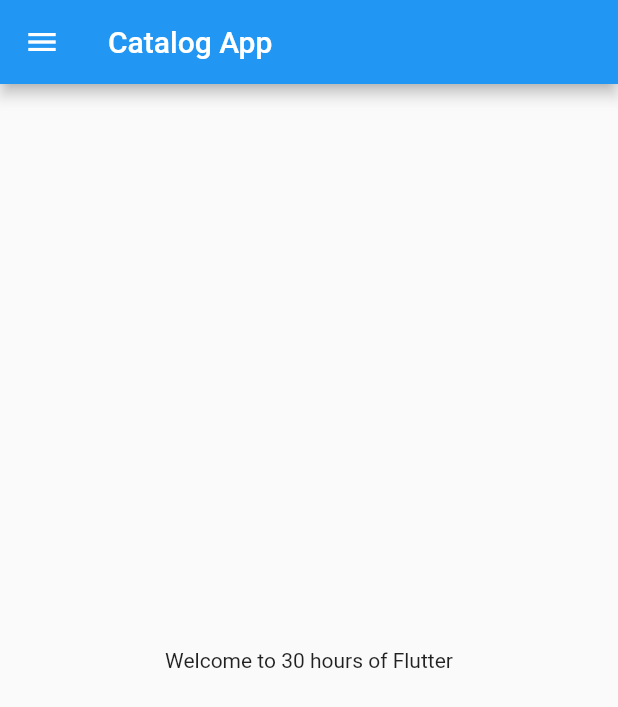
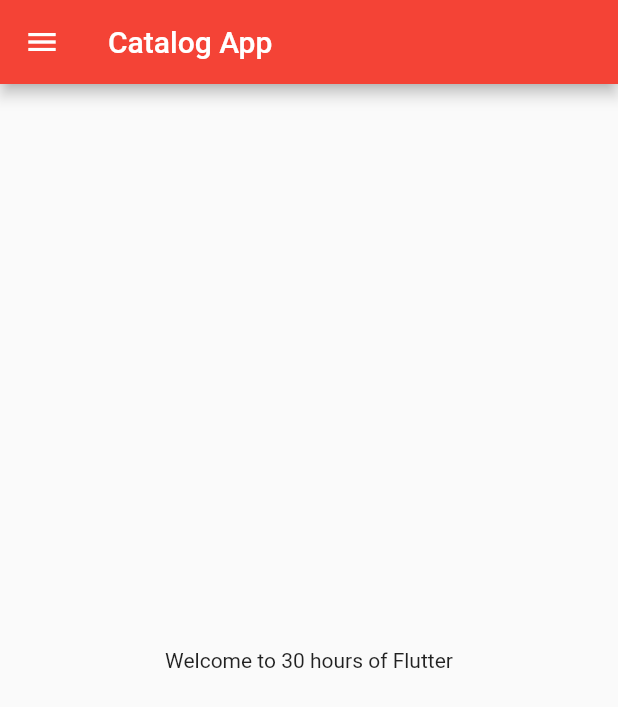
Before and after one commit to ShivomGoel/30DaysOfFlutter, a Flutter app: the screen it shows after launch, on a phone screen of 412 x 824 dp. Shown: the top 707 px of the screen. Run offline on Flutter 3.47's test engine with Material 2 defaults, Android fonts, the phone set to English and light mode, and no system bars.

Commit message:
Day 3 completed

```diff
--- a/lib/main.dart
+++ b/lib/main.dart
@@ -1,5 +1,6 @@
 import 'package:flutter/material.dart';
-import 'package:flutter_catalog/home_page.dart';
+import 'package:flutter_catalog/pages/home_page.dart';
+import 'package:flutter_catalog/pages/login_page.dart';
 
 void main(List<String> args) {
   runApp(myApp());
@@ -11,7 +12,17 @@ class myApp extends StatelessWidget {
   @override
   Widget build(BuildContext context) {
     return MaterialApp(
-      home: HomePage(),
+      themeMode: ThemeMode.light,
+      theme: ThemeData(primarySwatch: Colors.red),
+      darkTheme: ThemeData(
+        brightness: Brightness.dark
+      ),
+      initialRoute: "/home",
+      routes: {
+        "/" : (context) => LoginPage(),
+        "/home" : (context) => HomePage(),
+        "/login" : (context) => LoginPage(),
+      },
     );
   }
 }
```
Also changed, not shown: lib/pages/login_page.dart (added, +19 -0 lines), lib/pages/home_page.dart (renamed from lib/home_page.dart).
